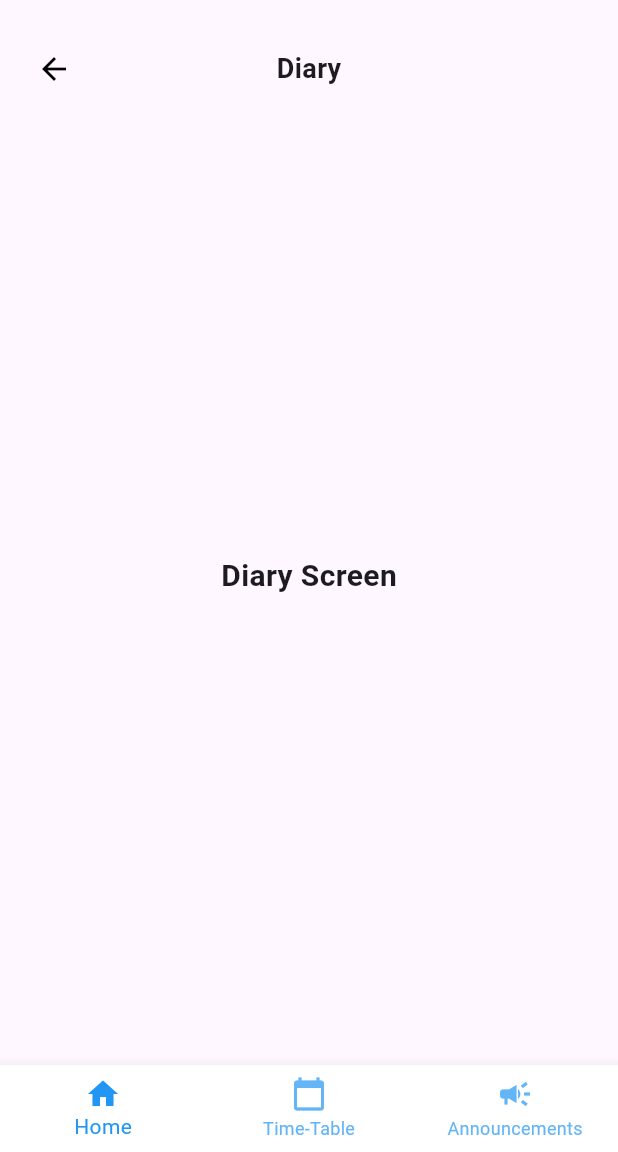
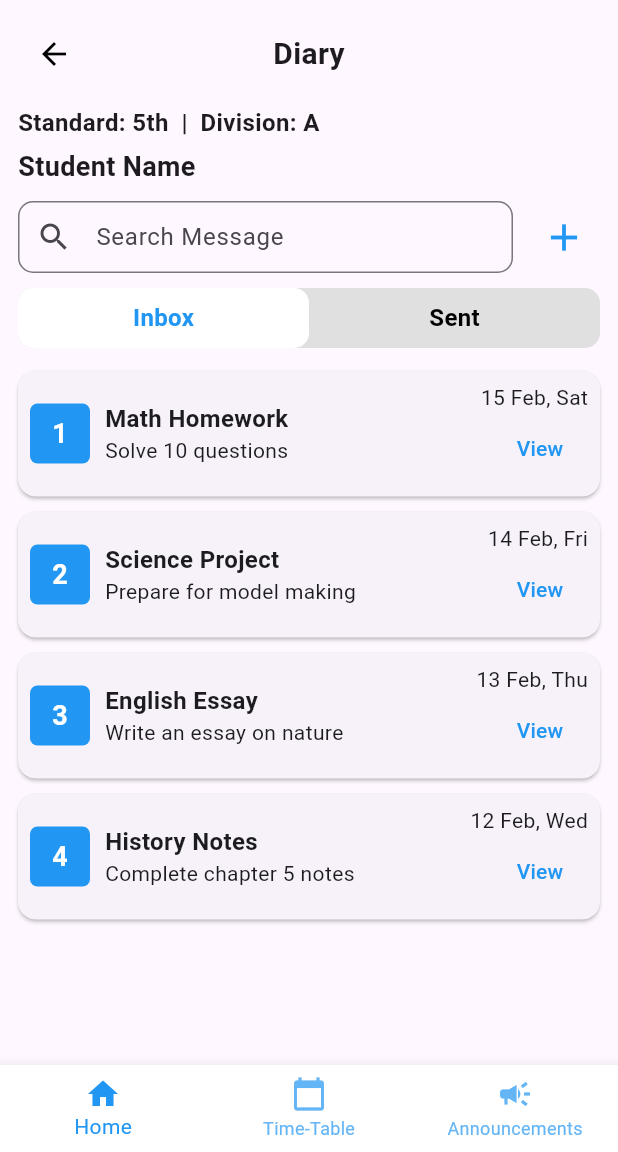
Before and after one commit to iamjatin-g/SSPD-SMS, a Flutter app: the DiaryScreen screen opened by its route, on a phone screen of 412 x 824 dp, the part 84-1236 px from its top. Run offline on Flutter 3.47's test engine with Material 3 defaults, Android fonts, the phone set to English and light mode, and no system bars; our stand-ins replace pie_chart, table_calendar.

Commit message:
Update: Designed UI for Diary screen

```diff
--- a/Student Portal/lib/screens/diary_screen.dart
+++ b/Student Portal/lib/screens/diary_screen.dart
@@ -1,43 +1,121 @@
 import 'package:flutter/material.dart';
 import '../widgets/base_screen.dart';
-import '../widgets/back_button_widget.dart'; // ✅ Import BackButtonWidget
+import '../widgets/back_button_widget.dart';
 
-class DiaryScreen extends StatelessWidget {
+class DiaryScreen extends StatefulWidget {
   const DiaryScreen({super.key});
+
+  @override
+  _DiaryScreenState createState() => _DiaryScreenState();
+}
+
+class _DiaryScreenState extends State<DiaryScreen> {
+  int _selectedTab = 0; // 0 = Inbox, 1 = Sent
+
+  final List<Map<String, String>> inboxMessages = [
+    {"subject": "Math Homework", "body": "Solve 10 questions", "date": "15 Feb, Sat"},
+    {"subject": "Science Project", "body": "Prepare for model making", "date": "14 Feb, Fri"},
+    {"subject": "English Essay", "body": "Write an essay on nature", "date": "13 Feb, Thu"},
+    {"subject": "History Notes", "body": "Complete chapter 5 notes", "date": "12 Feb, Wed"},
+  ];
+
+  final List<Map<String, String>> sentMessages = [
+    {"subject": "Leave Request", "body": "Absent on 16th Feb", "date": "15 Feb, Sat"},
+    {"subject": "Project Submission", "body": "Submitted my assignment", "date": "14 Feb, Fri"},
+  ];
 
   @override
   Widget build(BuildContext context) {
     return BaseScreen(
-      selectedIndex: 0, // ✅ Adjust as needed
+      selectedIndex: 0,
       child: Padding(
         padding: const EdgeInsets.all(12.0),
         child: Column(
           crossAxisAlignment: CrossAxisAlignment.start,
           children: [
-            const SizedBox(height: 10),
-
-            // ✅ Back Button & Title (Centered)
+            // **Back Button & Centered Heading**
             Row(
-              children: const [
-                BackButtonWidget(),
+              children: [
+                const BackButtonWidget(),
                 Expanded(
                   child: Center(
-                    child: Text(
+                    child: const Text(
                       "Diary",
-                      style: TextStyle(fontSize: 18, fontWeight: FontWeight.bold),
+                      style: TextStyle(fontSize: 20, fontWeight: FontWeight.bold),
                     ),
                   ),
                 ),
-                SizedBox(width: 48), // ✅ Keeps title centered
+                const SizedBox(width: 48),
               ],
             ),
 
-            const Expanded(
-              child: Center(
-                child: Text(
-                  "Diary Screen",
-                  style: TextStyle(fontSize: 20, fontWeight: FontWeight.bold),
+            const SizedBox(height: 10),
+
+            // **Student Details**
+            const Text(
+              "Standard: 5th  |  Division: A",
+              style: TextStyle(fontSize: 16, fontWeight: FontWeight.bold),
+            ),
+            const SizedBox(height: 5),
+            const Text(
+              "Student Name",
+              style: TextStyle(fontSize: 18, fontWeight: FontWeight.bold),
+            ),
+
+            const SizedBox(height: 10),
+
+            // **Search Bar**
+            Row(
+              children: [
+                Expanded(
+                  child: TextField(
+                    decoration: InputDecoration(
+                      hintText: "Search Message",
+                      prefixIcon: const Icon(Icons.search),
+                      border: OutlineInputBorder(
+                        borderRadius: BorderRadius.circular(10),
+                      ),
+                      contentPadding: const EdgeInsets.symmetric(vertical: 10),
+                    ),
+                  ),
                 ),
+                const SizedBox(width: 10),
+                IconButton(
+                  icon: const Icon(Icons.add, size: 30, color: Colors.blue),
+                  onPressed: () {
+                    // Add message functionality
+                  },
+                ),
+              ],
+            ),
+
+            const SizedBox(height: 10),
+
+            // **Inbox/Sent Tabs with Improved UI**
+            Container(
+              height: 40,
+              decoration: BoxDecoration(
+                color: Colors.grey[300],
+                borderRadius: BorderRadius.circular(10),
+              ),
+              child: Row(
+                children: [
+                  _buildTabButton("Inbox", 0),
+                  _buildTabButton("Sent", 1),
+                ],
+              ),
+            ),
+
+            const SizedBox(height: 10),
+
+            // **Message List (Updates Dynamically)**
+            Expanded(
+              child: ListView.builder(
+                itemCount: _selectedTab == 0 ? inboxMessages.length : sentMessages.length,
+                itemBuilder: (context, index) {
+                  var message = _selectedTab == 0 ? inboxMessages[index] : sentMessages[index];
+                  return _buildMessageTile(index + 1, message["subject"]!, message["body"]!, message["date"]!);
+                },
               ),
             ),
           ],
@@ -45,4 +123,88 @@ class DiaryScreen extends StatelessWidget {
       ),
     );
   }
+
+  // **Tab Button with Rounded Selection**
+  Widget _buildTabButton(String label, int index) {
+    return Expanded(
+      child: GestureDetector(
+        onTap: () {
+          setState(() {
+            _selectedTab = index;
+          });
+        },
+        child: Container(
+          alignment: Alignment.center,
+          decoration: BoxDecoration(
+            color: _selectedTab == index ? Colors.white : Colors.transparent,
+            borderRadius: BorderRadius.circular(10),
+          ),
+          padding: const EdgeInsets.symmetric(vertical: 8),
+          child: Text(
+            label,
+            style: TextStyle(
+              fontSize: 16,
+              fontWeight: FontWeight.bold,
+              color: _selectedTab == index ? Colors.blue : Colors.black,
+            ),
+          ),
+        ),
+      ),
+    );
+  }
+
+  // **Message Tile**
+  Widget _buildMessageTile(int number, String subject, String body, String date) {
+    return Card(
+      margin: const EdgeInsets.symmetric(vertical: 5),
+      child: Padding(
+        padding: const EdgeInsets.all(8.0),
+        child: Row(
+          children: [
+            Container(
+              width: 40,
+              height: 40,
+              decoration: BoxDecoration(
+                color: Colors.blue,
+                borderRadius: BorderRadius.circular(5),
+              ),
+              alignment: Alignment.center,
+              child: Text(
+                "$number",
+                style: const TextStyle(fontSize: 18, color: Colors.white, fontWeight: FontWeight.bold),
+              ),
+            ),
+            const SizedBox(width: 10),
+            Expanded(
+              child: Column(
+                crossAxisAlignment: CrossAxisAlignment.start,
+                children: [
+                  Text(
+                    subject.isNotEmpty ? subject : "No Subject",
+                    style: const TextStyle(fontSize: 16, fontWeight: FontWeight.bold),
+                  ),
+                  Text(body, style: const TextStyle(fontSize: 14)),
+                ],
+              ),
+            ),
+            Column(
+              crossAxisAlignment: CrossAxisAlignment.end,
+              children: [
+                Text(date, style: const TextStyle(fontSize: 14)),
+                TextButton(
+                  onPressed: () {
+                    // View message action
+                  },
+                  child: const Text(
+                    "View",
+                    style: TextStyle(color: Colors.blue),
+                  ),
+                ),
+              ],
+            ),
+          ],
+        ),
+      ),
+    );
+  }
 }
```
